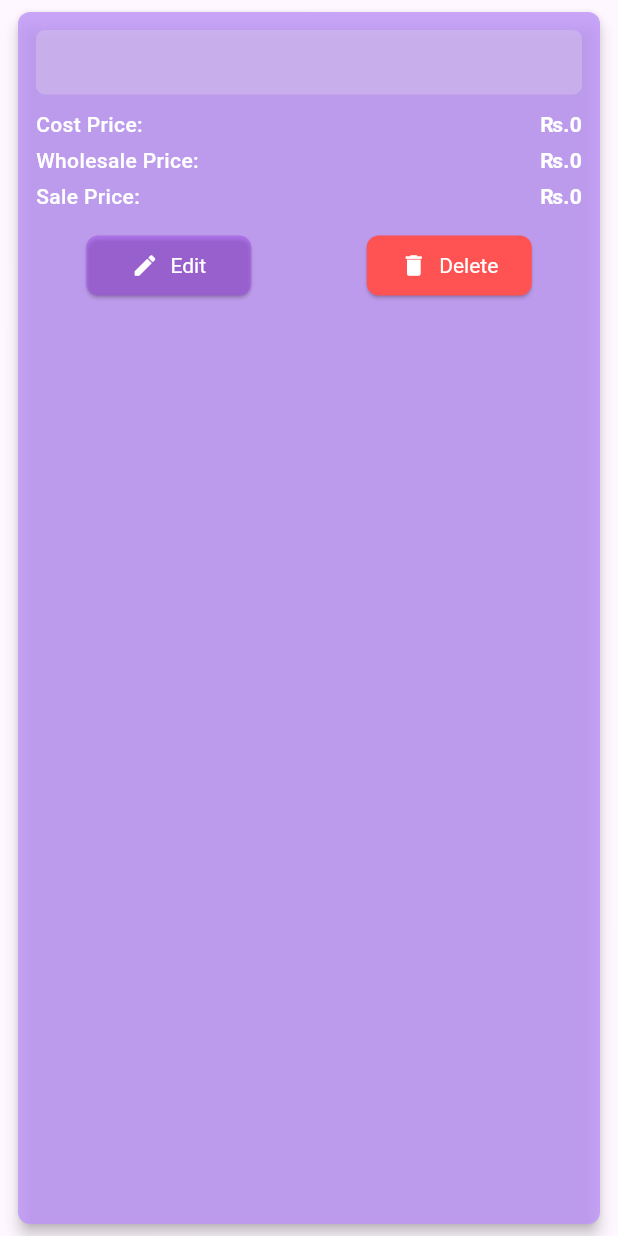
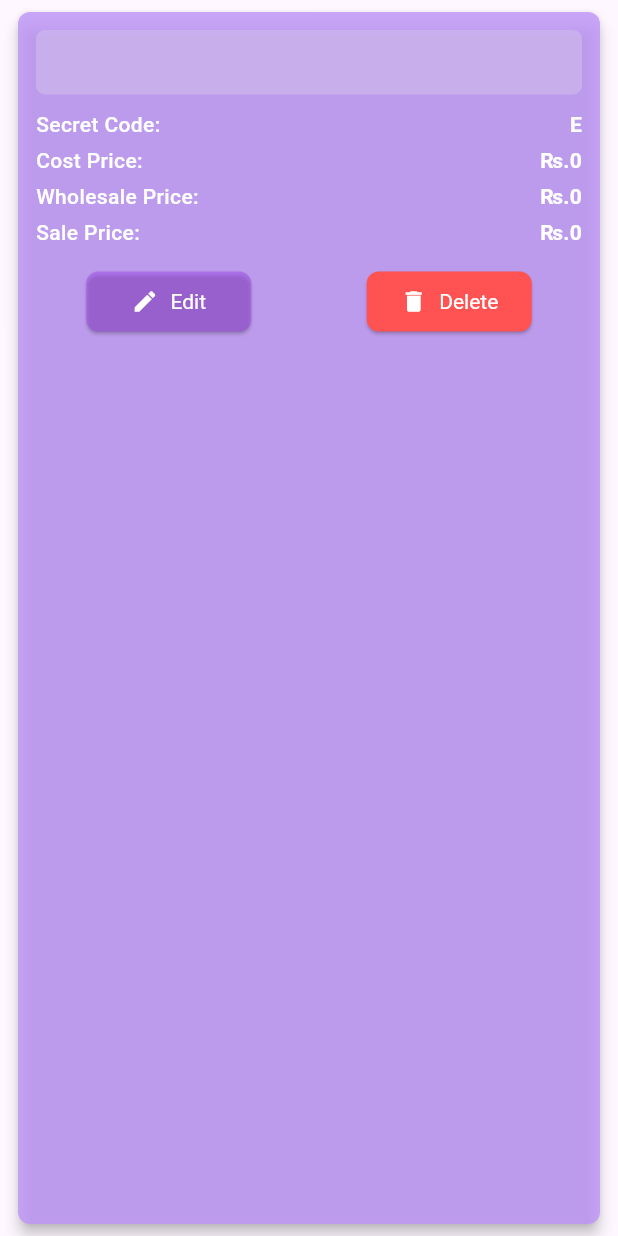
Before and after one commit to AzamFida/pharma_plus_mobile_app, a Flutter app: the MedicineListTile widget shown alone on an empty page, opened directly with empty values, on a phone screen of 412 x 824 dp. Run offline on Flutter 3.47's test engine with Material 3 defaults, Android fonts, the phone set to English and light mode, and no system bars; our stand-ins replace cloud_firestore, firebase_auth, firebase_core, google_sign_in, shared_preferences, shimmer; accounts and stored records are empty.

Commit message:
final touch

```diff
--- /dev/null
+++ b/devtools_options.yaml
@@ -0,0 +1,3 @@
+description: This file stores settings for Dart & Flutter DevTools.
+documentation: https://docs.flutter.dev/tools/devtools/extensions#configure-extension-enablement-states
+extensions:
--- a/lib/data/models/medicine_model.dart
+++ b/lib/data/models/medicine_model.dart
@@ -6,6 +6,7 @@ class MedicineModel {
   final double costPrice;
   final double wholeSalePrice;
   final double salePrice;
+
   MedicineModel({
     required this.id,
     required this.name,
@@ -13,6 +14,29 @@ class MedicineModel {
     required this.wholeSalePrice,
     required this.salePrice,
   });
+
+  /// 🔑 Computed Secret Code (not stored in DB)
+  String get secretCode {
+    final Map<String, String> codeMap = {
+      "1": "B",
+      "2": "U",
+      "3": "Y",
+      "4": "F",
+      "5": "O",
+      "6": "R",
+      "7": "S",
+      "8": "A",
+      "9": "L",
+      "0": "E",
+    };
+
+    return costPrice
+        .toInt() // make sure it's an int first
+        .toString()
+        .split('')
+        .map((digit) => codeMap[digit] ?? "")
+        .join();
+  }
 
   MedicineModel copyWith({
     int? id,
@@ -59,7 +83,7 @@ class MedicineModel {
 
   @override
   String toString() {
-    return 'MedicineModel(id: $id, name: $name, costPrice: $costPrice, wholeSalePrice: $wholeSalePrice, salePrice: $salePrice)';
+    return 'MedicineModel(id: $id, name: $name, costPrice: $costPrice, wholeSalePrice: $wholeSalePrice, salePrice: $salePrice, secretCode: $secretCode)';
   }
 
   @override
--- a/lib/main.dart
+++ b/lib/main.dart
@@ -41,6 +41,7 @@
   @override
   Widget build(BuildContext context) {
     return MaterialApp(
+      debugShowCheckedModeBanner: false,
       title: 'Flutter Demo',
       theme: ThemeData(
         colorScheme: ColorScheme.fromSeed(seedColor: Colors.deepPurple),
--- a/lib/presentation/screens/login_screen.dart
+++ b/lib/presentation/screens/login_screen.dart
@@ -110,6 +110,10 @@ class _LoginScreenState extends State<LoginScreen> {
                               );
 
                               if (user != null) {
+                                Provider.of<LoginProvider>(
+                                  context,
+                                  listen: false,
+                                ).clearFields();
                                 Navigator.pushReplacement(
                                   context,
                                   MaterialPageRoute(
--- a/lib/presentation/screens/signup_screen.dart
+++ b/lib/presentation/screens/signup_screen.dart
@@ -120,6 +120,10 @@ class SignupScreen extends StatelessWidget {
                                 );
 
                                 if (user != null) {
+                                  Provider.of<SignupProvider>(
+                                    context,
+                                    listen: false,
+                                  ).clearFields();
                                   ScaffoldMessenger.of(context).showSnackBar(
                                     const SnackBar(
                                       content: Text(
--- a/lib/presentation/widgets/medicine_list_tile.dart
+++ b/lib/presentation/widgets/medicine_list_tile.dart
@@ -66,6 +66,16 @@ class MedicineListTile extends StatelessWidget {
             ),
             const SizedBox(height: 10),
 
+            // 🔑 Secret Code
+            Row(
+              mainAxisAlignment: MainAxisAlignment.spaceBetween,
+              children: [
+                Text('Secret Code:', style: _labelStyle),
+                Text(medicine.secretCode, style: _valueStyle), // ✅ NEW
+              ],
+            ),
+            const SizedBox(height: 4),
+
             // Prices
             Row(
               mainAxisAlignment: MainAxisAlignment.spaceBetween,
@@ -105,8 +115,7 @@ class MedicineListTile extends StatelessWidget {
                   style: ElevatedButton.styleFrom(
                     foregroundColor: Colors.white,
                     backgroundColor: const Color.fromARGB(135, 163, 81, 235),
-                    fixedSize: Size(110, 40),
-
+                    fixedSize: const Size(110, 40),
                     shape: RoundedRectangleBorder(
                       borderRadius: BorderRadius.circular(8),
                     ),
@@ -125,7 +134,7 @@ class MedicineListTile extends StatelessWidget {
                   icon: const Icon(Icons.delete, size: 18),
                   label: const Text('Delete'),
                   style: ElevatedButton.styleFrom(
-                    fixedSize: Size(110, 40),
+                    fixedSize: const Size(110, 40),
                     foregroundColor: Colors.white,
                     backgroundColor: Colors.redAccent,
                     shape: RoundedRectangleBorder(
--- a/lib/providers/google_signin_provider.dart
+++ b/lib/providers/google_signin_provider.dart
@@ -2,7 +2,6 @@
 import 'package:flutter/material.dart';
 import 'package:google_sign_in/google_sign_in.dart';
 import 'package:firebase_auth/firebase_auth.dart';
-import 'package:pharmaplus_flutter/presentation/screens/medicine_list_screen.dart';
 
 class GoogleSignInProvider extends ChangeNotifier {
   final GoogleSignIn _googleSignIn = GoogleSignIn.instance;
```
Also changed, not shown: lib/presentation/screens/medicine_list_screen.dart (+11 -1 lines), lib/presentation/widgets/logout_dialog.dart (added, +64 -0 lines), lib/providers/login_providers.dart (+7 -2 lines), lib/providers/signup_provider.dart (+8 -0 lines).
